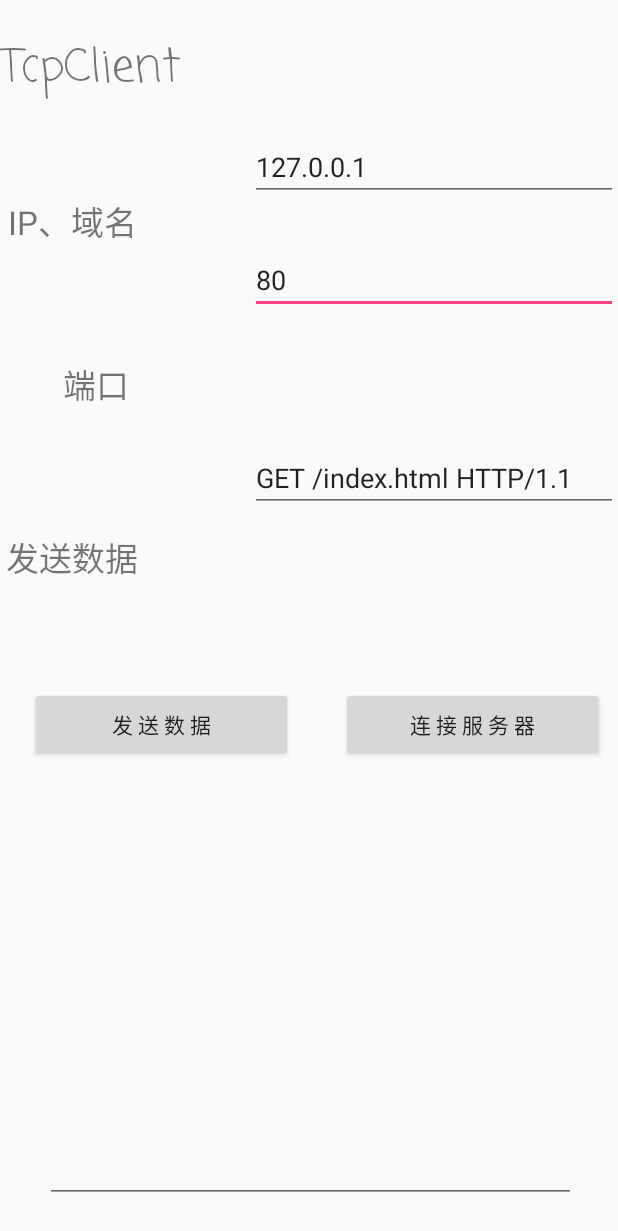
After one commit to Alice1998/ar-phone, an Android app: the TCPclient screen opened directly, with no data from a screen before it, on a phone screen of 412 x 824 dp. The commit adds this screen. Shown: the top 1231 px of the screen. Run offline under Robolectric (Android 15) with nearby library versions, the phone set to English and light mode, and no system bars.

Commit message:
tcpclient. untested

```diff
--- a/app/src/main/AndroidManifest.xml
+++ b/app/src/main/AndroidManifest.xml
@@ -4,6 +4,8 @@
 
     <uses-permission android:name="android.permission.CAMERA" />
     <uses-permission android:name="android.permission.WRITE_EXTERNAL_STORAGE" />
+    <uses-permission android:name="android.permission.ACCESS_WIFI_STATE" />
+    <uses-permission android:name="android.permission.INTERNET" />
 
     <application
         android:allowBackup="true"
@@ -22,7 +24,7 @@
         </activity>
         <activity android:name=".FullScreenActivity"></activity>
         <activity android:name=".ShopListActivity"></activity>
-
+        <activity android:name=".TCPclient"></activity>
 
         <provider
             android:name="android.support.v4.content.FileProvider"
--- a/app/src/main/java/com/example/alice/theapp/MainActivity.java
+++ b/app/src/main/java/com/example/alice/theapp/MainActivity.java
@@ -40,7 +40,7 @@ public class MainActivity extends BaseActivity implements View.OnClickListener {
             Intent intent = new Intent();
             // to be done
             intent.putExtra("mode",1);
-            intent.setClass(MainActivity.this,FullScreenActivity.class);
+            intent.setClass(MainActivity.this,TCPclient.class);
             startActivity(intent);
         }
     };
--- /dev/null
+++ b/app/src/main/res/layout/activity_tcpclient.xml
@@ -0,0 +1,167 @@
+<?xml version="1.0" encoding="utf-8"?>
+<android.support.constraint.ConstraintLayout xmlns:android="http://schemas.android.com/apk/res/android"
+    xmlns:app="http://schemas.android.com/apk/res-auto"
+    xmlns:tools="http://schemas.android.com/tools"
+    android:layout_width="match_parent"
+    android:layout_height="match_parent"
+    tools:context=".TCPclient">
+
+    <Button
+        android:id="@+id/Button"
+        android:layout_width="175dp"
+        android:layout_height="49dp"
+        android:layout_marginBottom="8dp"
+        android:layout_marginTop="8dp"
+        android:onClick="link"
+        android:text="连 接 服 务 器"
+        app:layout_constraintBottom_toBottomOf="parent"
+        app:layout_constraintEnd_toEndOf="parent"
+        app:layout_constraintHorizontal_bias="0.96"
+        app:layout_constraintStart_toStartOf="parent"
+        app:layout_constraintTop_toTopOf="parent"
+        app:layout_constraintVertical_bias="0.593" />
+
+    <EditText
+        android:id="@+id/portEdit"
+        android:layout_width="245dp"
+        android:layout_height="43dp"
+        android:layout_marginBottom="8dp"
+        android:layout_marginTop="156dp"
+        android:ems="10"
+        android:inputType="textPersonName"
+        android:text="80"
+        app:layout_constraintBottom_toBottomOf="parent"
+        app:layout_constraintEnd_toEndOf="parent"
+        app:layout_constraintHorizontal_bias="1.0"
+        app:layout_constraintStart_toStartOf="parent"
+        app:layout_constraintTop_toTopOf="parent"
+        app:layout_constraintVertical_bias="0.016" />
+
+    <TextView
+        android:layout_width="145dp"
+        android:layout_height="51dp"
+        android:fontFamily="casual"
+        android:text="TcpClient"
+        android:textSize="30sp"
+        app:layout_constraintBottom_toBottomOf="parent"
+        app:layout_constraintHorizontal_bias="0.051"
+        app:layout_constraintLeft_toLeftOf="parent"
+        app:layout_constraintRight_toRightOf="parent"
+        app:layout_constraintStart_toStartOf="parent"
+        app:layout_constraintTop_toTopOf="parent"
+        app:layout_constraintVertical_bias="0.029" />
+
+    <TextView
+        android:id="@+id/textView"
+        android:layout_width="96dp"
+        android:layout_height="37dp"
+        android:layout_marginBottom="8dp"
+        android:layout_marginTop="8dp"
+        android:text="IP、域名"
+        android:textAlignment="center"
+        android:textSize="22sp"
+        app:layout_constraintBottom_toBottomOf="parent"
+        app:layout_constraintEnd_toEndOf="parent"
+        app:layout_constraintHorizontal_bias="0.0"
+        app:layout_constraintStart_toStartOf="parent"
+        app:layout_constraintTop_toTopOf="parent"
+        app:layout_constraintVertical_bias="0.159" />
+
+    <TextView
+        android:id="@+id/textView2"
+        android:layout_width="96dp"
+        android:layout_height="37dp"
+        android:layout_marginBottom="8dp"
+        android:layout_marginEnd="8dp"
+        android:layout_marginStart="16dp"
+        android:layout_marginTop="8dp"
+        android:text="端口"
+        android:textAlignment="center"
+        android:textSize="22sp"
+        app:layout_constraintBottom_toBottomOf="parent"
+        app:layout_constraintEnd_toEndOf="parent"
+        app:layout_constraintHorizontal_bias="0.0"
+        app:layout_constraintStart_toStartOf="parent"
+        app:layout_constraintTop_toTopOf="parent"
+        app:layout_constraintVertical_bias="0.3" />
+
+    <TextView
+        android:id="@+id/textView3"
+        android:layout_width="96dp"
+        android:layout_height="37dp"
+        android:layout_marginBottom="8dp"
+        android:layout_marginTop="8dp"
+        android:text="发送数据"
+        android:textAlignment="center"
+        android:textSize="22sp"
+        app:layout_constraintBottom_toBottomOf="parent"
+        app:layout_constraintEnd_toEndOf="parent"
+        app:layout_constraintHorizontal_bias="0.0"
+        app:layout_constraintStart_toStartOf="parent"
+        app:layout_constraintTop_toTopOf="parent"
+        app:layout_constraintVertical_bias="0.45" />
+
+    <EditText
+        android:id="@+id/IPEdit"
+        android:layout_width="245dp"
+        android:layout_height="43dp"
+        android:layout_marginBottom="8dp"
+        android:layout_marginTop="88dp"
+        android:ems="10"
+        android:inputType="textPersonName"
+        android:text="127.0.0.1"
+        app:layout_constraintBottom_toBottomOf="parent"
+        app:layout_constraintEnd_toEndOf="parent"
+        app:layout_constraintHorizontal_bias="1.0"
+        app:layout_constraintStart_toStartOf="parent"
+        app:layout_constraintTop_toTopOf="parent"
+        app:layout_constraintVertical_bias="0.004" />
+
+    <EditText
+        android:id="@+id/dataEdit"
+        android:layout_width="245dp"
+        android:layout_height="43dp"
+        android:layout_marginBottom="8dp"
+        android:layout_marginTop="156dp"
+        android:ems="10"
+        android:inputType="textPersonName"
+        android:text="GET /index.html HTTP/1.1"
+        app:layout_constraintBottom_toBottomOf="parent"
+        app:layout_constraintEnd_toEndOf="parent"
+        app:layout_constraintHorizontal_bias="1.0"
+        app:layout_constraintStart_toStartOf="parent"
+        app:layout_constraintTop_toTopOf="parent"
+        app:layout_constraintVertical_bias="0.23" />
+
+    <Button
+        android:id="@+id/button"
+        android:layout_width="175dp"
+        android:layout_height="49dp"
+        android:layout_marginBottom="8dp"
+        android:layout_marginTop="8dp"
+        android:onClick="play"
+        android:text="发 送 数 据"
+        app:layout_constraintBottom_toBottomOf="parent"
+        app:layout_constraintEnd_toEndOf="parent"
+        app:layout_constraintHorizontal_bias="0.084"
+        app:layout_constraintStart_toStartOf="parent"
+        app:layout_constraintTop_toTopOf="parent"
+        app:layout_constraintVertical_bias="0.593" />
+
+    <EditText
+        android:id="@+id/editText"
+        android:layout_width="354dp"
+        android:layout_height="177dp"
+        android:layout_marginBottom="8dp"
+        android:layout_marginTop="24dp"
+        android:ems="10"
+        android:inputType="textMultiLine"
+        app:layout_constraintBottom_toBottomOf="parent"
+        app:layout_constraintEnd_toEndOf="parent"
+        app:layout_constraintHorizontal_bias="0.513"
+        app:layout_constraintStart_toStartOf="parent"
+        app:layout_constraintTop_toTopOf="parent"
+        app:layout_constraintVertical_bias="0.977" />
+
+
+</android.support.constraint.ConstraintLayout>
```
Also changed, not shown: app/src/main/java/com/example/alice/theapp/FullScreenActivity.java (+10 -0 lines), app/src/main/java/com/example/alice/theapp/TCPclient.java (added, +219 -0 lines).
